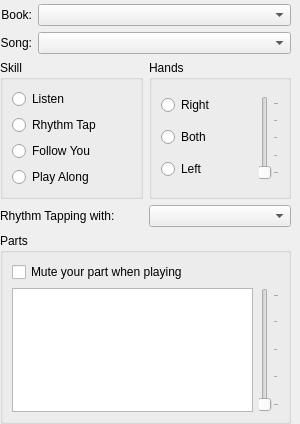
pianobooster/PianoBooster, file src/GuiSidePanel.ui: the form before one commit.
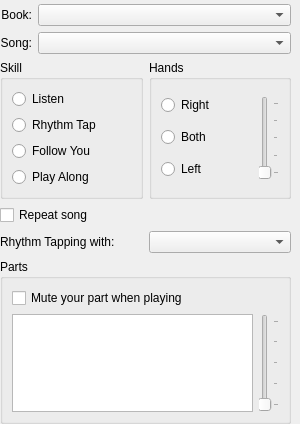
The form after the commit.

Commit message: repeat button

Patch:
```diff
--- a/src/GuiSidePanel.ui
+++ b/src/GuiSidePanel.ui
@@ -203,6 +203,13 @@
      </item>
     </layout>
    </item>
+   <item>
+    <widget class="QCheckBox" name="repeatSong">
+     <property name="text">
+      <string>Repeat song</string>
+     </property>
+    </widget>
+   </item>
    <item>
     <layout class="QHBoxLayout">
      <item>
```
The commit also changes 5 other files.
